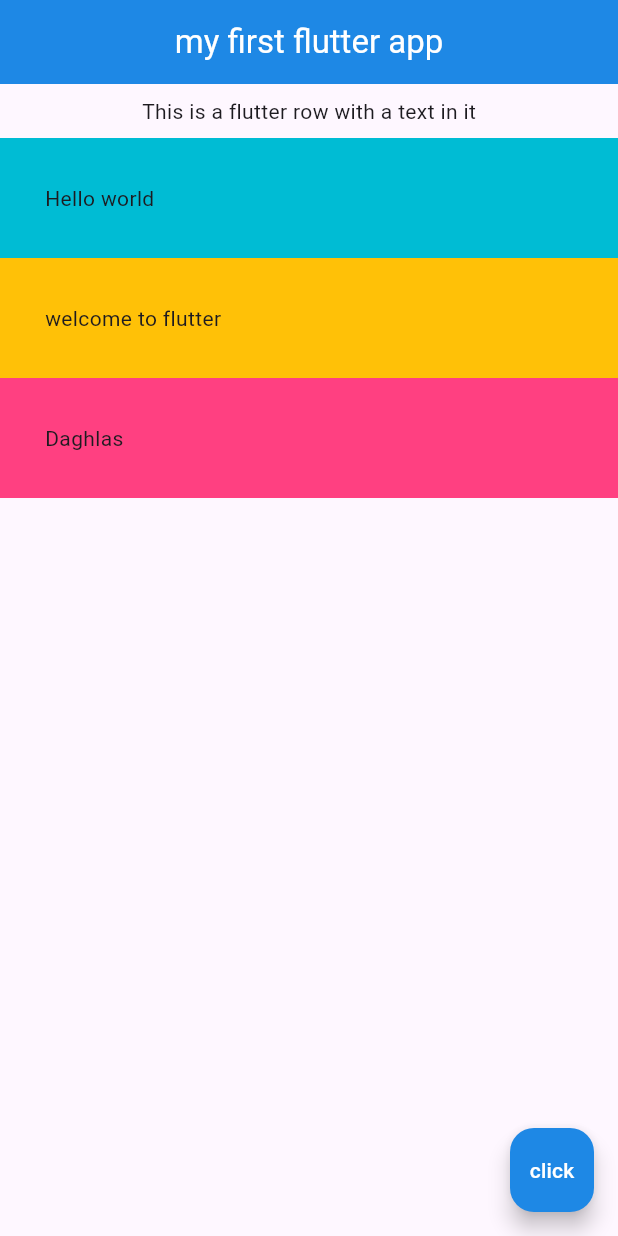
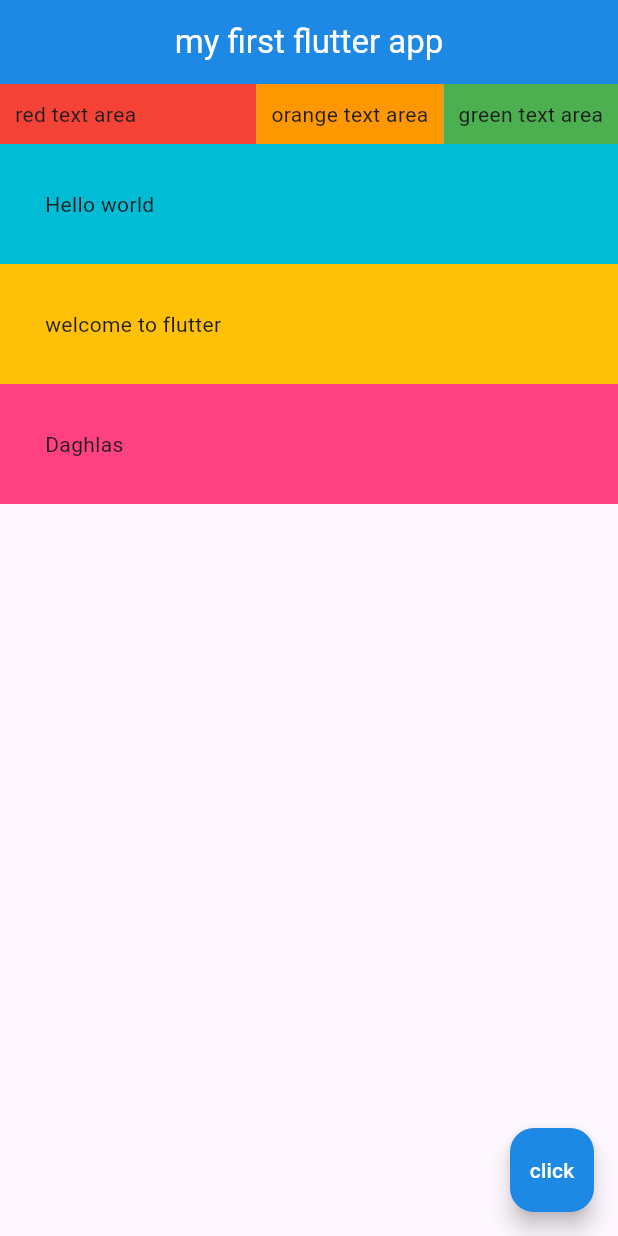
Before and after one commit to daghlas/flutter_app, a Flutter app: the screen it shows after launch, on a phone screen of 412 x 824 dp. Run offline on Flutter 3.47's test engine with Material 3 defaults, Android fonts, the phone set to English and light mode, and no system bars.

Commit message:
initial commit - Expanded widget and Flex

```diff
--- a/lib/main.dart
+++ b/lib/main.dart
@@ -22,15 +22,26 @@ class Home extends StatelessWidget {
         mainAxisAlignment: MainAxisAlignment.start,
         crossAxisAlignment: CrossAxisAlignment.stretch,
         children: <Widget>[
-          Padding(
-            padding: const EdgeInsets.all(8.0),
-            child: Row(
-              mainAxisAlignment: MainAxisAlignment.center,
-              children: const <Widget>[
-                Text('This is a flutter row'),
-                Text(' with a text in it'),
-              ],
-            ),
+          Row(
+            children: <Widget>[
+              Expanded(
+                child: Container(
+                  padding: EdgeInsets.all(10.0),
+                  color: Colors.red,
+                  child: Text('red text area'),
+                ),
+              ),
+              Container(
+                padding: EdgeInsets.all(10.0),
+                color: Colors.orange,
+                child: Text('orange text area'),
+              ),
+              Container(
+                padding: EdgeInsets.all(10.0),
+                color: Colors.green,
+                child: Text('green text area'),
+              ),
+            ],
           ),
           Container(
             padding: EdgeInsets.all(30.0),
```
